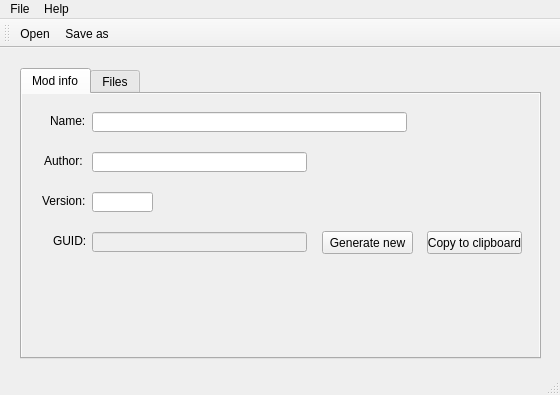
eterniti/xv2questcreat, file mainwindow.ui: the form before one commit.
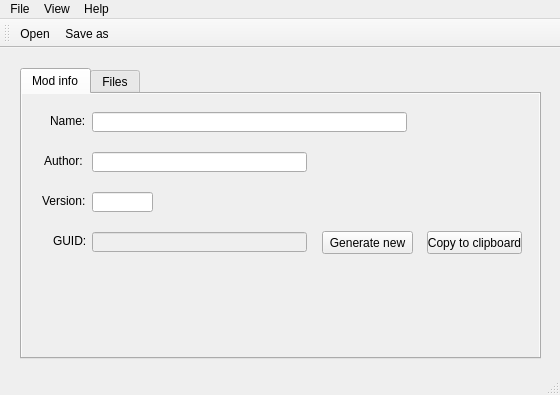
The form after the commit.

The edit to the form file:
```diff
--- a/mainwindow.ui
+++ b/mainwindow.ui
@@ -359,7 +359,14 @@
     </property>
     <addaction name="actionAbout"/>
    </widget>
+   <widget class="QMenu" name="menuView">
+    <property name="title">
+     <string>View</string>
+    </property>
+    <addaction name="actionToggle_dark_mode"/>
+   </widget>
    <addaction name="menuFile"/>
+   <addaction name="menuView"/>
    <addaction name="menuAbout"/>
   </widget>
   <widget class="QToolBar" name="mainToolBar">
```
Left out of the diff: 5 changed lines with no effect on the pictures.
